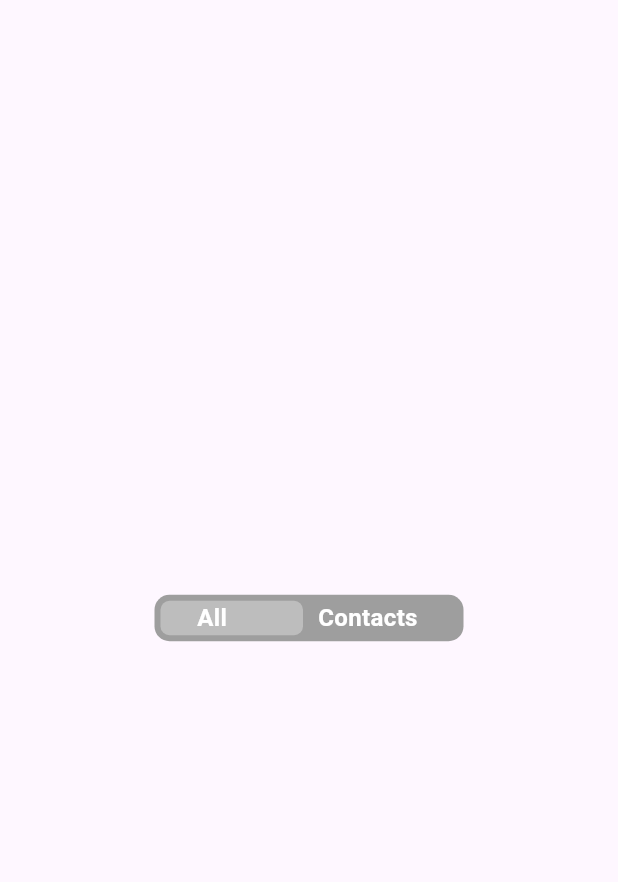
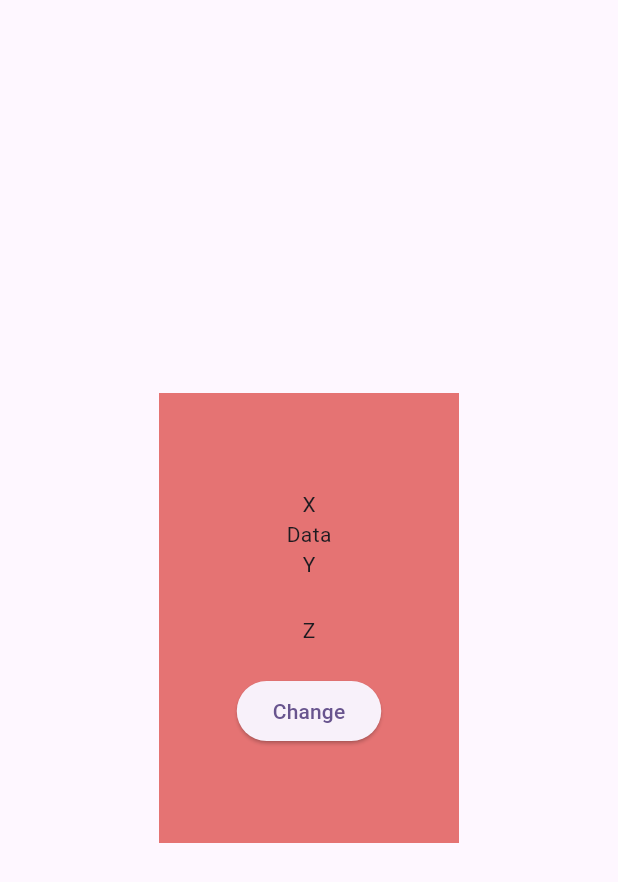
Before and after one commit to AbdelkaderBarhoumi21/Flutter-Animation-Mastering, a Flutter app: the screen it shows after launch, on a phone screen of 412 x 824 dp. Shown: the top 882 px of the screen. Run offline on Flutter 3.47's test engine with Material 3 defaults, Android fonts, the phone set to English and light mode, and no system bars.

Commit message:
Feat: Add AnimatedCrossFade animated widgets

```diff
--- /dev/null
+++ b/lib/animated_widgets/animated_cross_fade.dart
@@ -0,0 +1,68 @@
+import 'package:flutter/material.dart';
+
+class AnimatedCrossFadeScreen extends StatefulWidget {
+  const AnimatedCrossFadeScreen({super.key});
+
+  @override
+  State<AnimatedCrossFadeScreen> createState() =>
+      _AnimatedCrossFadeScreenState();
+}
+
+class _AnimatedCrossFadeScreenState extends State<AnimatedCrossFadeScreen> {
+  bool _showFirst = true;
+  @override
+  Widget build(BuildContext context) {
+    return Scaffold(
+      body: Center(
+        child: Container(
+          color: Colors.red[300],
+          height: 300,
+          width: 200,
+          child: Column(
+            crossAxisAlignment: CrossAxisAlignment.center,
+            mainAxisAlignment: MainAxisAlignment.center,
+            children: [
+              AnimatedCrossFade(
+                duration: Duration(milliseconds: 800),
+                firstChild: Text('Data'),
+                firstCurve: Curves.easeInOut,
+                secondCurve: Curves.bounceInOut,
+                secondChild: FlutterLogo(),
+                crossFadeState: _showFirst == true
+                    ? CrossFadeState.showFirst
+                    : CrossFadeState.showSecond,
+
+                layoutBuilder:
+                    (
+                      firstChild,
+                      firstChildKey,
+                      secondChild,
+                      secondChildChildKey,
+                    ) {
+                      return Column(
+                        children: [
+                          Text('X'),
+                          firstChild,
+                          Text('Y'),
+                          secondChild,
+                          Text('Z'),
+                        ],
+                      );
+                    },
+              ),
+              SizedBox(height: 20),
+              ElevatedButton(
+                onPressed: () {
+                  setState(() {
+                    _showFirst = !_showFirst;
+                  });
+                },
+                child: Text('Change'),
+              ),
+            ],
+          ),
+        ),
+      ),
+    );
+  }
+}
--- a/lib/examples/test_screen.dart
+++ b/lib/examples/test_screen.dart
@@ -40,6 +40,7 @@ class _TestScreenState extends State<TestScreen> {
                     _isLoading = !_isLoading;
                   });
                   Future.delayed(Duration(seconds: 3)).then((value) {
+                    if (!mounted) return;
                     setState(() {
                       _isLoading = false;
                     });
--- a/lib/main.dart
+++ b/lib/main.dart
@@ -1,10 +1,11 @@
 import 'package:flutter/material.dart';
-import 'package:flutter_animation_mastering/animated_container/animated_align.dart';
-import 'package:flutter_animation_mastering/animated_container/animated_container.dart';
-import 'package:flutter_animation_mastering/animated_container/animated_opacity.dart';
-import 'package:flutter_animation_mastering/animated_container/animated_padding.dart';
-import 'package:flutter_animation_mastering/animated_container/animated_position.dart';
-import 'package:flutter_animation_mastering/animated_container/animated_scale.dart';
+import 'package:flutter_animation_mastering/animated_widgets/animated_align.dart';
+import 'package:flutter_animation_mastering/animated_widgets/animated_container.dart';
+import 'package:flutter_animation_mastering/animated_widgets/animated_cross_fade.dart';
+import 'package:flutter_animation_mastering/animated_widgets/animated_opacity.dart';
+import 'package:flutter_animation_mastering/animated_widgets/animated_padding.dart';
+import 'package:flutter_animation_mastering/animated_widgets/animated_position.dart';
+import 'package:flutter_animation_mastering/animated_widgets/animated_scale.dart';
 import 'package:flutter_animation_mastering/examples/test_screen.dart';
 import 'package:flutter_animation_mastering/examples/test_screen_2.dart';
 import 'package:flutter_animation_mastering/examples/test_screen_3.dart';
@@ -25,7 +26,7 @@ class MyApp extends StatelessWidget {
       theme: ThemeData(
         colorScheme: ColorScheme.fromSeed(seedColor: Colors.deepPurple),
       ),
-      home: TestScreen3(),
+      home: AnimatedCrossFadeScreen(),
     );
   }
 }
```
Also changed, not shown: lib/animated_widgets/animated_align.dart (renamed from lib/animated_container/animated_align.dart), lib/animated_widgets/animated_container.dart (renamed from lib/animated_container/animated_container.dart), lib/animated_widgets/animated_opacity.dart (renamed from lib/animated_container/animated_opacity.dart), lib/animated_widgets/animated_padding.dart (renamed from lib/animated_container/animated_padding.dart), lib/animated_widgets/animated_position.dart (renamed from lib/animated_container/animated_position.dart), lib/animated_widgets/animated_scale.dart (renamed from lib/animated_container/animated_scale.dart).
